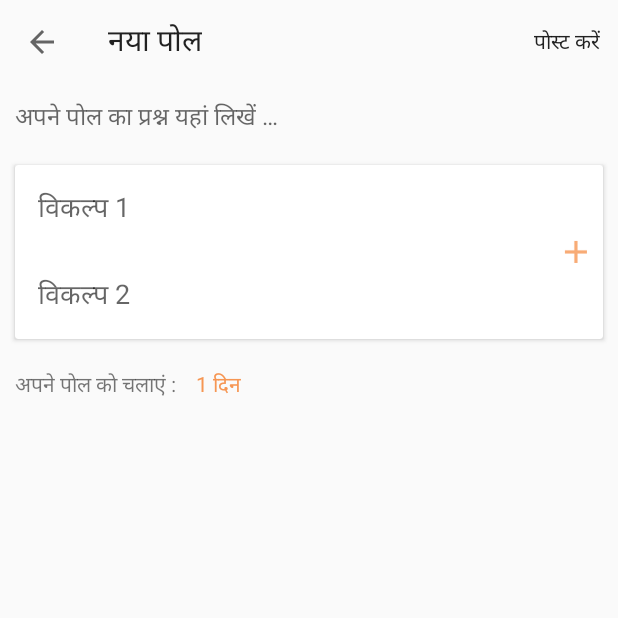
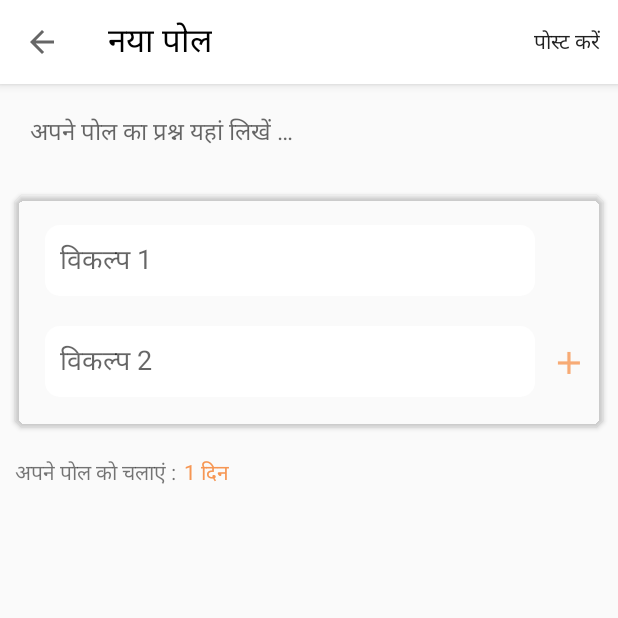
Before and after one commit to Sunkari16/supradip-test, an Android app: the screen it shows after launch (MainActivity), on a phone screen of 412 x 824 dp, the top half of it. Run offline under Robolectric (Android 15) with nearby library versions, the phone set to English and light mode, and no system bars.

Commit message:
updated layout

```diff
--- a/app/src/main/res/layout/activity_main.xml
+++ b/app/src/main/res/layout/activity_main.xml
@@ -7,19 +7,30 @@
     android:layout_height="match_parent"
     tools:context=".MainActivity">
 
+    <android.support.design.widget.AppBarLayout
+        android:layout_width="match_parent"
+        android:layout_height="wrap_content"
+        android:id="@+id/app_bar"
+        android:elevation="20dp">
+
+        <!--app:titleTextAppearance="@style/Base.TextAppearance.Widget.AppCompat.Toolbar.Title"-->
+
     <android.support.v7.widget.Toolbar
         android:id="@+id/tb_main"
         android:layout_width="match_parent"
         android:layout_height="wrap_content"
-        app:title="नया पोल">
+        app:title="नया पोल"
+        app:titleTextColor="@android:color/black"
+        app:titleTextAppearance="@style/TextAppearance.AppCompat.Large"
+        android:background="@android:color/white"/>
 
-    </android.support.v7.widget.Toolbar>
+    </android.support.design.widget.AppBarLayout>
 
     <EditText
         android:id="@+id/et_typed_message"
-        android:layout_below="@+id/tb_main"
+        android:layout_below="@+id/app_bar"
         android:background="@android:color/transparent"
-        android:layout_margin="10dp"
+        android:layout_margin="20dp"
         android:textSize="16sp"
         android:hint="अपने पोल का प्रश्न यहां लिखें …"
         android:layout_width="match_parent"
@@ -29,15 +40,17 @@
         android:id="@+id/cv_elements"
         android:layout_below="@+id/et_typed_message"
         android:layout_margin="10dp"
-        android:padding="10dp"
         android:layout_width="match_parent"
         android:layout_height="wrap_content"
-        android:background="@android:drawable/editbox_background">
+        android:background="@drawable/cv_background"
+        app:cardBackgroundColor="@android:color/transparent"
+        app:cardCornerRadius="7.5dp">
 
         <LinearLayout
             android:layout_width="match_parent"
             android:layout_height="match_parent"
-            android:layout_marginEnd="30dp"
+            android:layout_marginEnd="25dp"
+            android:padding="10dp"
             android:orientation="vertical">
 
             <EditText
@@ -45,7 +58,7 @@
                 android:layout_width="match_parent"
                 android:layout_height="wrap_content"
                 android:padding="10dp"
-                android:layout_margin="5dp"
+                android:layout_margin="10dp"
                 android:hint="विकल्प 1"/>
 
             <EditText
@@ -53,24 +66,24 @@
                 android:layout_width="match_parent"
                 android:layout_height="wrap_content"
                 android:padding="10dp"
-                android:layout_margin="5dp"
+                android:layout_margin="10dp"
                 android:hint="विकल्प 2"/>
 
         </LinearLayout>
 
-        <RelativeLayout
+        <LinearLayout
             android:layout_width="match_parent"
             android:layout_height="match_parent"
-            android:layout_marginEnd="5dp">
+            android:gravity="bottom|end">
 
             <ImageView
                 android:layout_width="25dp"
                 android:layout_height="25dp"
-                android:layout_alignParentEnd="true"
-                android:layout_centerVertical="true"
+                android:layout_marginBottom="30dp"
+                android:layout_marginEnd="10dp"
                 android:src="@drawable/ic_add" />
 
-        </RelativeLayout>
+        </LinearLayout>
 
 
     </android.support.v7.widget.CardView>
@@ -80,8 +93,10 @@
         android:layout_below="@+id/cv_elements"
         android:layout_width="wrap_content"
         android:layout_height="wrap_content"
-        android:layout_margin="10dp"
-        android:text="अपने पोल को चलाएं : "/>
+        android:layout_marginStart="10dp"
+        android:layout_marginTop="10dp"
+        android:layout_marginEnd="5dp"
+        android:text="अपने पोल को चलाएं :"/>
 
     <TextView
         android:id="@+id/tv_poll_result"
```
